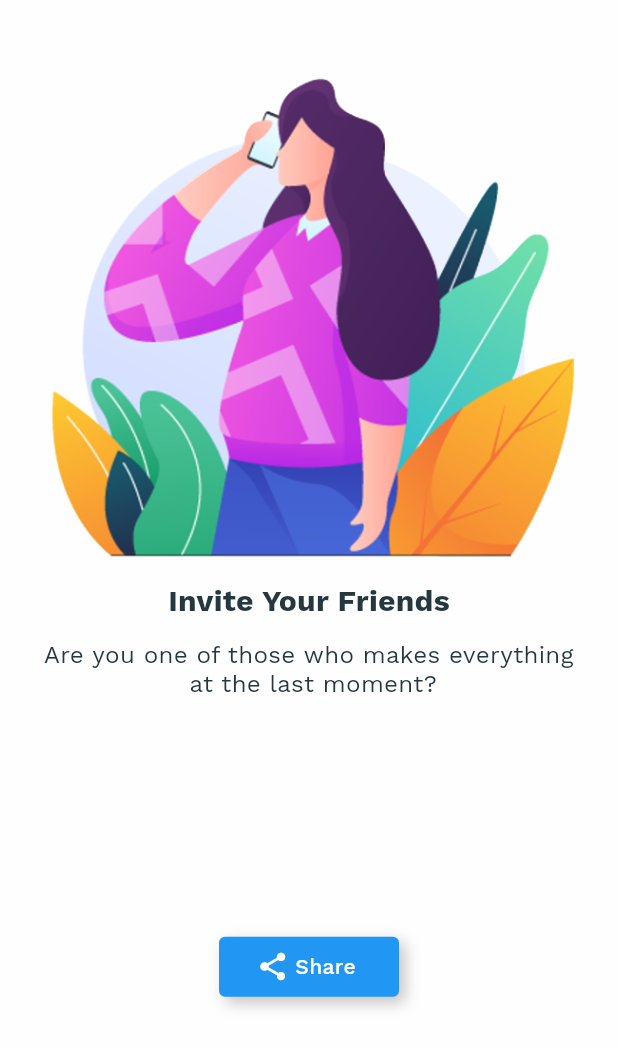
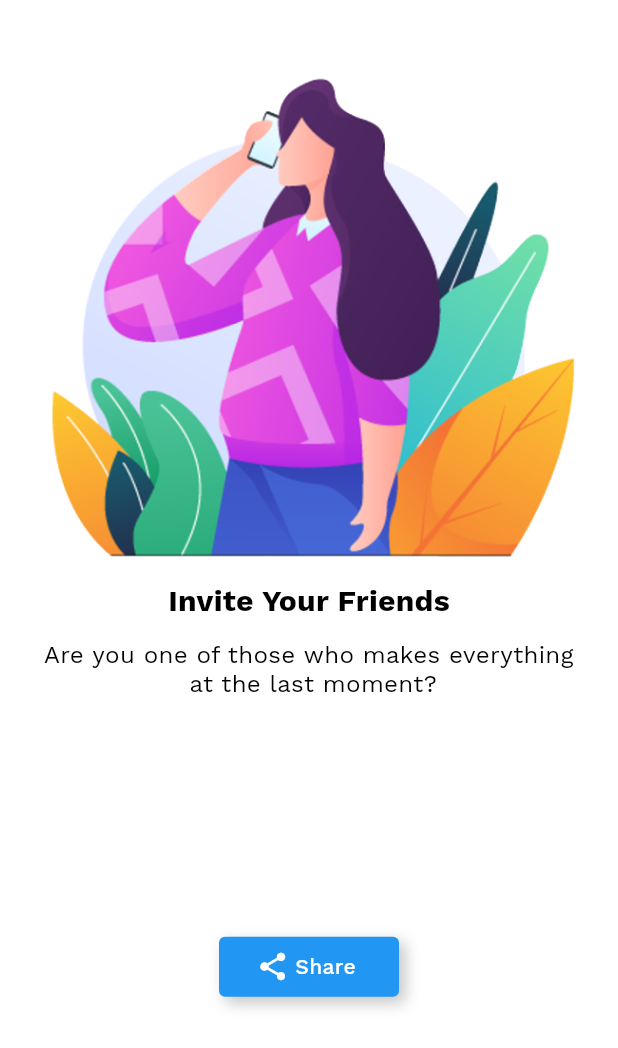
Before and after one commit to mitesh77/Best-Flutter-UI-Templates, a Flutter app: the InviteFriend screen opened directly, on a phone screen of 412 x 824 dp. Shown: the top 1048 px of the screen. Run offline on Flutter 3.47's test engine with Material 2 defaults, Android fonts, the light colour scheme and no system bars; our stand-ins replace flutter_rating_bar, font_awesome_flutter.

Commit message:
Dark mode to all navigation pages

```diff
--- a/best_flutter_ui_templates/lib/custom_drawer/home_drawer.dart
+++ b/best_flutter_ui_templates/lib/custom_drawer/home_drawer.dart
@@ -242,7 +242,7 @@ class _HomeDrawerState extends State<HomeDrawer> {
                       fontWeight: FontWeight.w500,
                       fontSize: 16,
                       color: widget.screenIndex == listData.index
-                          ? Colors.blue
+                          ? Colors.black
                           : AppTheme.nearlyBlack,
                     ),
                     textAlign: TextAlign.left,
--- a/best_flutter_ui_templates/lib/invite_friend_screen.dart
+++ b/best_flutter_ui_templates/lib/invite_friend_screen.dart
@@ -14,12 +14,14 @@ class _InviteFriendState extends State<InviteFriend> {
 
   @override
   Widget build(BuildContext context) {
+    var brightness = MediaQuery.of(context).platformBrightness;
+    bool isLightMode = brightness == Brightness.light;
     return Container(
-      color: AppTheme.nearlyWhite,
+      color: isLightMode ? AppTheme.white : AppTheme.nearlyBlack,
       child: SafeArea(
         top: false,
         child: Scaffold(
-          backgroundColor: AppTheme.nearlyWhite,
+          backgroundColor: isLightMode ? AppTheme.white : AppTheme.nearlyBlack,
           body: Column(
             children: <Widget>[
               Container(
@@ -36,16 +38,18 @@ class _InviteFriendState extends State<InviteFriend> {
                   style: TextStyle(
                     fontSize: 20,
                     fontWeight: FontWeight.bold,
+                    color: isLightMode ? Colors.black : Colors.white,
                   ),
                 ),
               ),
               Container(
                 padding: const EdgeInsets.only(top: 16),
-                child: const Text(
+                child: Text(
                   'Are you one of those who makes everything\n at the last moment?',
                   textAlign: TextAlign.center,
                   style: TextStyle(
                     fontSize: 16,
+                    color: isLightMode ? Colors.black : Colors.white,
                   ),
                 ),
               ),
@@ -57,7 +61,7 @@ class _InviteFriendState extends State<InviteFriend> {
                       width: 120,
                       height: 40,
                       decoration: BoxDecoration(
-                        color: Colors.blue,
+                        color: isLightMode ? Colors.blue : Colors.white,
                         borderRadius:
                             const BorderRadius.all(Radius.circular(4.0)),
                         boxShadow: <BoxShadow>[
@@ -81,7 +85,8 @@ class _InviteFriendState extends State<InviteFriend> {
                               children: <Widget>[
                                 Icon(
                                   Icons.share,
-                                  color: Colors.white,
+                                  color:
+                                      isLightMode ? Colors.white : Colors.black,
                                   size: 22,
                                 ),
                                 Padding(
@@ -90,7 +95,9 @@ class _InviteFriendState extends State<InviteFriend> {
                                     'Share',
                                     style: TextStyle(
                                       fontWeight: FontWeight.w500,
-                                      color: Colors.white,
+                                      color: isLightMode
+                                          ? Colors.white
+                                          : Colors.black,
                                     ),
                                   ),
                                 ),
```
Also changed, not shown: best_flutter_ui_templates/lib/feedback_screen.dart (+15 -10 lines), best_flutter_ui_templates/lib/help_screen.dart (+12 -10 lines).
